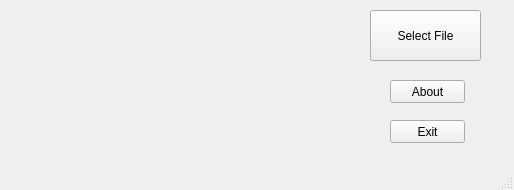
The window that Launcher files/source files/ui/startlauncherwindow.ui (Averin-Vladislav/VRML-Browser-Limur-) describes before a commit, drawn with Qt 5.
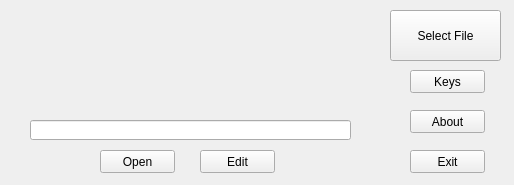
The same window after the commit.

Diff of the .ui file:
```diff
--- a/Launcher files/source files/ui/startlauncherwindow.ui
+++ b/Launcher files/source files/ui/startlauncherwindow.ui
@@ -7,7 +7,7 @@
     <x>0</x>
     <y>0</y>
     <width>514</width>
-    <height>190</height>
+    <height>185</height>
    </rect>
   </property>
   <property name="windowTitle">
@@ -17,7 +17,7 @@
    <widget class="QPushButton" name="selectFileButton">
     <property name="geometry">
      <rect>
-      <x>370</x>
+      <x>390</x>
       <y>10</y>
       <width>111</width>
       <height>51</height>
@@ -30,8 +30,8 @@
    <widget class="QPushButton" name="exitButton">
     <property name="geometry">
      <rect>
-      <x>390</x>
-      <y>120</y>
+      <x>410</x>
+      <y>150</y>
       <width>75</width>
       <height>23</height>
      </rect>
@@ -43,8 +43,8 @@
    <widget class="QPushButton" name="aboutButton">
     <property name="geometry">
      <rect>
-      <x>390</x>
-      <y>80</y>
+      <x>410</x>
+      <y>110</y>
       <width>75</width>
       <height>23</height>
      </rect>
@@ -56,8 +56,8 @@
    <widget class="QLabel" name="LimurLabel">
     <property name="geometry">
      <rect>
-      <x>20</x>
-      <y>30</y>
+      <x>30</x>
+      <y>10</y>
       <width>331</width>
       <height>101</height>
      </rect>
@@ -78,18 +78,56 @@
      <string/>
     </property>
    </widget>
+   <widget class="QLineEdit" name="lineEdit">
+    <property name="geometry">
+     <rect>
+      <x>30</x>
+      <y>120</y>
+      <width>321</width>
+      <height>20</height>
+     </rect>
+    </property>
+   </widget>
+   <widget class="QPushButton" name="openButton">
+    <property name="geometry">
+     <rect>
+      <x>100</x>
+      <y>150</y>
+      <width>75</width>
+      <height>23</height>
+     </rect>
+    </property>
+    <property name="text">
+     <string>Open</string>
+    </property>
+   </widget>
+   <widget class="QPushButton" name="editButton">
+    <property name="geometry">
+     <rect>
+      <x>200</x>
+      <y>150</y>
+      <width>75</width>
+      <height>23</height>
+     </rect>
+    </property>
+    <property name="text">
+     <string>Edit</string>
+    </property>
+   </widget>
+   <widget class="QPushButton" name="keysButton">
+    <property name="geometry">
+     <rect>
+      <x>410</x>
+      <y>70</y>
+      <width>75</width>
+      <height>23</height>
+     </rect>
+    </property>
+    <property name="text">
+     <string>Keys</string>
+    </property>
+   </widget>
   </widget>
-  <widget class="QMenuBar" name="menubar">
-   <property name="geometry">
-    <rect>
-     <x>0</x>
-     <y>0</y>
-     <width>514</width>
-     <height>21</height>
-    </rect>
-   </property>
-  </widget>
-  <widget class="QStatusBar" name="statusbar"/>
  </widget>
  <resources/>
  <connections/>
```
Left out of the diff: 9 changed lines with no effect on the pictures.
